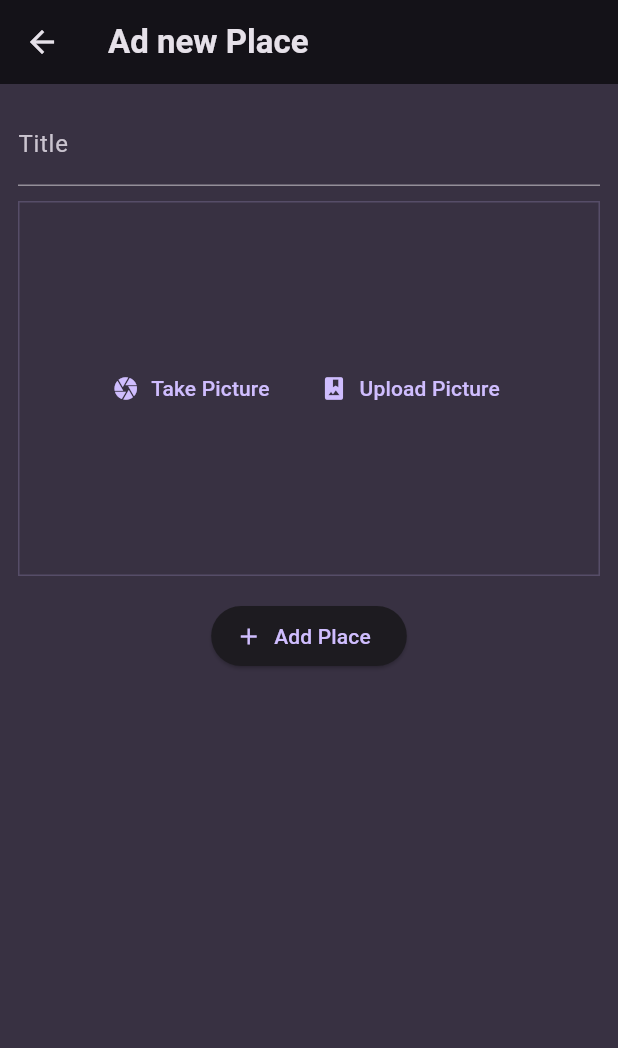
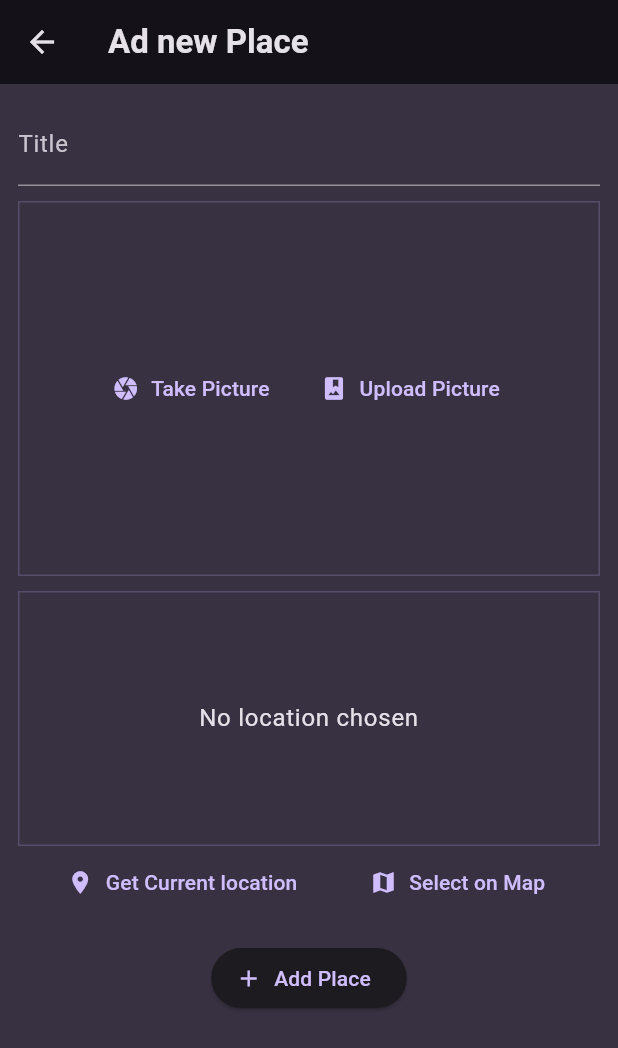
Before and after one commit to nirajan0bohara/favorite-places, a Flutter app: the screen it shows after launch, after a tap on the "add" icon, on a phone screen of 412 x 824 dp. Shown: the top 1048 px of the screen. Run offline on Flutter 3.47's test engine with Material 3 defaults, Android fonts, the phone set to English and light mode, and no system bars; our stand-ins replace flutter_riverpod, google_fonts, image_picker, location; network calls fail.

Commit message:
learning google map integration

```diff
--- a/lib/main.dart
+++ b/lib/main.dart
@@ -41,6 +41,7 @@ class MyApp extends StatelessWidget {
   @override
   Widget build(BuildContext context) {
     return MaterialApp(
+      debugShowCheckedModeBanner: false,
       title: 'Great Places',
       theme: theme,
       home: const PlacesScreen(),
--- a/lib/models/place.dart
+++ b/lib/models/place.dart
@@ -4,9 +4,25 @@ import 'package:uuid/uuid.dart';
 
 const uuid = Uuid();
 
+class PlaceLocation {
+  const PlaceLocation({
+    required this.address,
+    required this.latitude,
+    required this.longitude,
+  });
+  final double latitude;
+  final double longitude;
+  final String address;
+}
+
 class Place {
-  Place({required this.title, required this.image}) : id = uuid.v4();
+  Place({
+    required this.location,
+    required this.title,
+    required this.image,
+  }) : id = uuid.v4();
   final String id;
   final String title;
   final File image;
+  final PlaceLocation location;
 }
--- a/lib/providers/user_provider.dart
+++ b/lib/providers/user_provider.dart
@@ -6,8 +6,8 @@ import 'package:flutter_riverpod/flutter_riverpod.dart';
 class UserPlacesNotifier extends StateNotifier<List<Place>> {
   UserPlacesNotifier() : super(const []);
 
-  void addPlace(String title, File image) {
-    final newPlace = Place(title: title, image: image);
+  void addPlace(String title, File image, PlaceLocation location) {
+    final newPlace = Place(title: title, image: image, location: location);
     state = [newPlace, ...state];
   }
 }
--- a/lib/screens/add_places.dart
+++ b/lib/screens/add_places.dart
@@ -1,9 +1,12 @@
 import 'dart:io';
 
+import 'package:favorite_places/models/place.dart';
 import 'package:favorite_places/providers/user_provider.dart';
 import 'package:favorite_places/widgets/image_input.dart';
+import 'package:favorite_places/widgets/location_input.dart';
 import 'package:flutter/material.dart';
 import 'package:flutter_riverpod/flutter_riverpod.dart';
+import 'package:location/location.dart';
 
 class AddPlaceScreen extends ConsumerStatefulWidget {
   const AddPlaceScreen({super.key});
@@ -15,18 +18,24 @@ class AddPlaceScreen extends ConsumerStatefulWidget {
 class _AddPlaceScreenState extends ConsumerState<AddPlaceScreen> {
   final _titleController = TextEditingController();
   File? _selectedImage;
+
+  PlaceLocation? _selectedLocation;
   // File? _uploadedImage;
 
   void _savePlace() {
     final enteredTitle = _titleController.text;
 
-    if (enteredTitle.isEmpty || _selectedImage == null) {
+    if (enteredTitle.isEmpty ||
+        _selectedImage == null ||
+        _selectedLocation == null) {
       return;
     }
 
-    ref
-        .read(userPlacesProvider.notifier)
-        .addPlace(enteredTitle, _selectedImage!);
+    ref.read(userPlacesProvider.notifier).addPlace(
+          enteredTitle,
+          _selectedImage!,
+          _selectedLocation!,
+        );
     Navigator.of(context).pop();
 
     //for uploaded image
@@ -69,6 +78,10 @@ class _AddPlaceScreenState extends ConsumerState<AddPlaceScreen> {
                 _selectedImage = image;
               },
             ),
+            const SizedBox(height: 10),
+            LocationInput(onSelectLocation: (location) {
+              _selectedLocation = location;
+            }),
             const SizedBox(height: 16),
             ElevatedButton.icon(
               onPressed: _savePlace,
--- /dev/null
+++ b/lib/widgets/location_input.dart
@@ -0,0 +1,145 @@
+import 'dart:convert';
+
+import 'package:favorite_places/models/place.dart';
+import 'package:flutter/material.dart';
+import 'package:location/location.dart';
+import 'package:http/http.dart' as http;
+
+class LocationInput extends StatefulWidget {
+  const LocationInput({
+    super.key,
+    required this.onSelectLocation,
+  });
+
+  final void Function(PlaceLocation location) onSelectLocation;
+
+  @override
+  State<LocationInput> createState() => _LocationInputState();
+}
+
+class _LocationInputState extends State<LocationInput> {
+  PlaceLocation? _pickedLocation;
+  var _isGettingLocation = false;
+
+  String get locationImage {
+    if (_pickedLocation == null) {
+      return '';
+    }
+    final lat = _pickedLocation!.latitude;
+    final lng = _pickedLocation!.longitude;
+    return 'https://maps.googleapis.com/maps/api/staticmap?center$lat,$lng=&zoom=16&size=600x300&maptype=roadmap&markers=color:blue%7Clabel:S%7C40.702147,-74.015794&markers=color:green%7Clabel:G%7C$lat,$lng&key=AIzaSyDLcwxUggpPZo8lcbH0TB4Crq5SJjtj4ag';
+  }
+
+  void _getCurrentLocation() async {
+    setState(() {
+      _isGettingLocation = true;
+    });
+    Location location = Location();
+
+    bool serviceEnabled;
+    PermissionStatus permissionGranted;
+    LocationData locationData;
+
+    serviceEnabled = await location.serviceEnabled();
+    if (!serviceEnabled) {
+      serviceEnabled = await location.requestService();
+      if (!serviceEnabled) {
+        return;
+      }
+    }
+
+    permissionGranted = await location.hasPermission();
+    if (permissionGranted == PermissionStatus.denied) {
+      permissionGranted = await location.requestPermission();
+      if (permissionGranted != PermissionStatus.granted) {
+        return;
+      }
+    }
+
+    setState(() {
+      _isGettingLocation = true;
+    });
+
+    locationData = await location.getLocation();
+    //for google location api
+    final lat = locationData.latitude;
+    final lng = locationData.longitude;
+
+    if (lat == null || lng == null) {
+      return;
+    }
+
+    final url = Uri.parse(
+        'https://maps.googleapis.com/maps/api/geocode/json?latlng=$lat,$lng&key=AIzaSyDLcwxUggpPZo8lcbH0TB4Crq5SJjtj4ag');
+    final response = await http.get(url);
+    final resData = json.decode(response.body);
+    final address = resData['results'][0]['formatted_address'];
+
+    //google location api end
+    setState(() {
+      _pickedLocation = PlaceLocation(
+        latitude: lat,
+        longitude: lng,
+        address: address,
+      );
+      _isGettingLocation = false;
+    });
+    widget.onSelectLocation(_pickedLocation!);
+  }
+
+  @override
+  Widget build(BuildContext context) {
+    Widget previewContent = Text(
+      'No location chosen',
+      textAlign: TextAlign.center,
+      style: Theme.of(context).textTheme.bodyLarge!.copyWith(
+            color: Theme.of(context).colorScheme.onBackground,
+          ),
+    );
+
+    if (_pickedLocation != null) {
+      previewContent = Image.network(
+        locationImage,
+        fit: BoxFit.cover,
+        width: double.infinity,
+        height: double.infinity,
+      );
+    }
+
+    if (_isGettingLocation) {
+      previewContent = const CircularProgressIndicator();
+    }
+
+    return Column(
+      children: [
+        Container(
+          alignment: Alignment.center,
+          height: 170,
+          width: double.infinity,
+          decoration: BoxDecoration(
+            border: Border.all(
+              width: 1,
+              color: Theme.of(context).colorScheme.primary.withOpacity(0.2),
+            ),
+          ),
+          child: previewContent,
+        ),
+        Row(
+          mainAxisAlignment: MainAxisAlignment.spaceEvenly,
+          children: [
+            TextButton.icon(
+              onPressed: _getCurrentLocation,
+              icon: const Icon(Icons.location_on),
+              label: const Text('Get Current location'),
+            ),
+            TextButton.icon(
+              onPressed: () {},
+              icon: const Icon(Icons.map),
+              label: const Text('Select on Map'),
+            ),
+          ],
+        ),
+      ],
+    );
+  }
+}
--- a/lib/widgets/places_list.dart
+++ b/lib/widgets/places_list.dart
@@ -35,6 +35,12 @@ class PlacesList extends StatelessWidget {
                 color: Theme.of(context).colorScheme.onBackground,
               ),
         ),
+        subtitle: Text(
+          places[index].location.address,
+          style: Theme.of(context).textTheme.bodySmall!.copyWith(
+                color: Theme.of(context).colorScheme.onBackground,
+              ),
+        ),
         onTap: () {
           Navigator.of(context).push(
             MaterialPageRoute(
--- a/pubspec.yaml
+++ b/pubspec.yaml
@@ -39,6 +39,9 @@ dependencies:
   uuid: ^4.4.0
   flutter_riverpod: ^2.5.1
   image_picker: ^1.1.1
+  location: ^6.0.2
+  http: ^1.2.1
+  google_maps_flutter: ^2.6.1
 
 dev_dependencies:
   flutter_test:
```
Also changed, not shown: lib/screens/place_detail.dart (+43 -0 lines), pubspec.lock, 5 other files.
